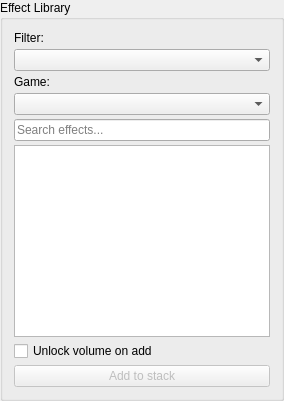
Wolfieeewolf/OpenRGB3DSpatialPlugin, file ui/forms/EffectLibraryPanel.ui: the form before one commit.
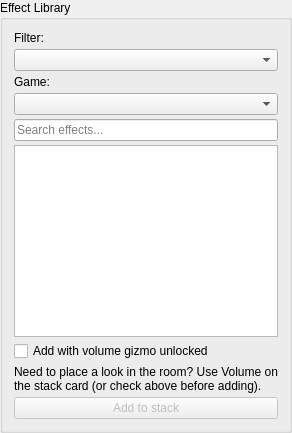
The form after the commit.

Diff of the .ui file:
```diff
--- a/ui/forms/EffectLibraryPanel.ui
+++ b/ui/forms/EffectLibraryPanel.ui
@@ -75,13 +75,26 @@
    <item>
     <widget class="QCheckBox" name="unlockVolumeOnAddCheck">
      <property name="text">
-      <string>Unlock volume on add</string>
+      <string>Add with volume gizmo unlocked</string>
      </property>
      <property name="toolTip">
       <string>When checked, new stack layers start with volume tools unlocked (gizmo place/rotate/scale/skew and volume shape). Off by default for the standard fill-grid feel; you can unlock any layer later on its stack card.</string>
      </property>
      <property name="checked">
       <bool>false</bool>
+     </property>
+     <property name="accessibleName">
+      <string>Add with volume gizmo unlocked</string>
+     </property>
+    </widget>
+   </item>
+   <item>
+    <widget class="QLabel" name="unlockVolumeHint">
+     <property name="text">
+      <string>Need to place a look in the room? Use Volume on the stack card (or check above before adding).</string>
+     </property>
+     <property name="wordWrap">
+      <bool>true</bool>
      </property>
     </widget>
    </item>
```
Left out of the diff: 2 changed lines with no effect on the pictures.
